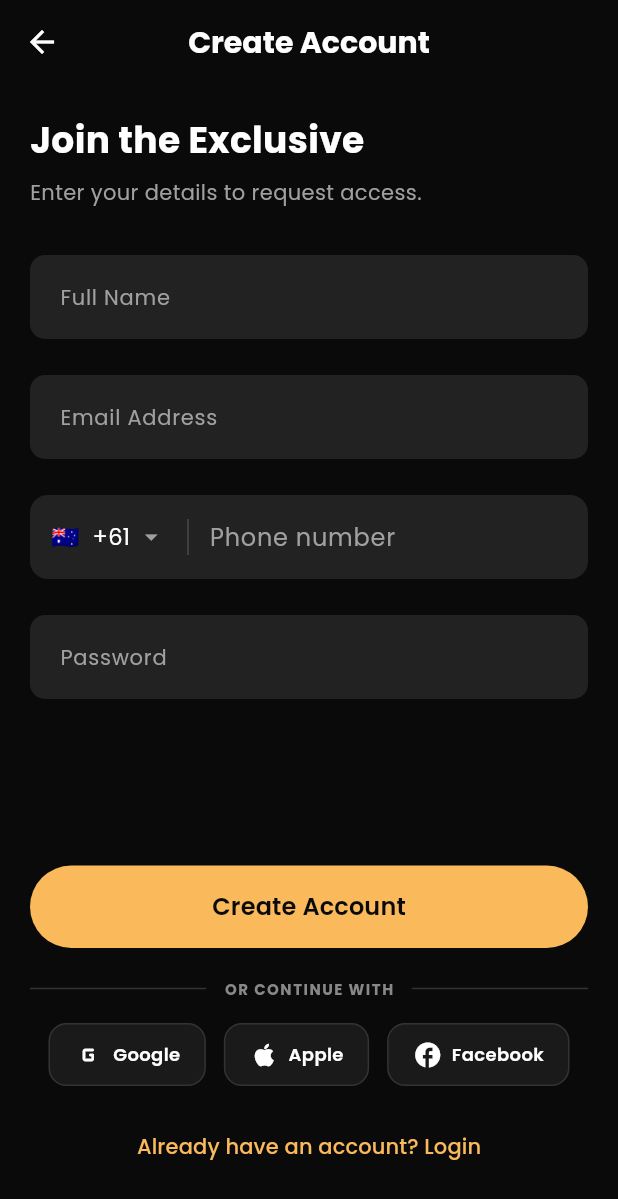
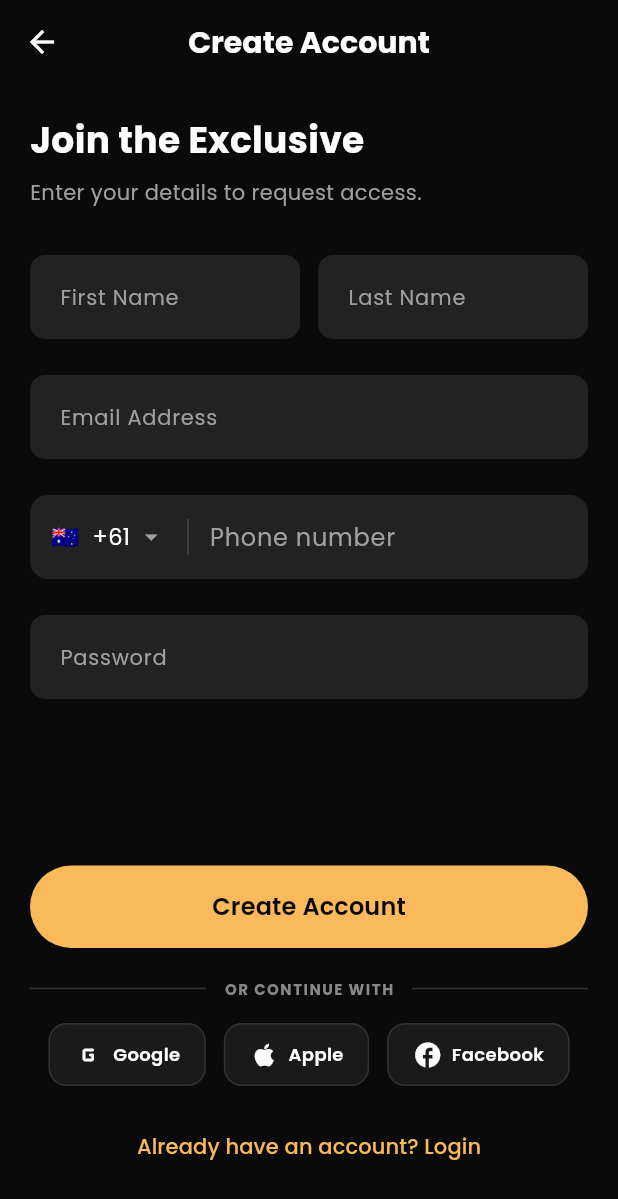
Before and after one commit to Shanny-dot/rrc_app, a Flutter app: the QuickSignUpScreen screen opened directly, on a phone screen of 412 x 824 dp. Shown: the top 1199 px of the screen. Run offline on Flutter 3.47's test engine with Material 3 defaults, Android fonts, the light colour scheme and no system bars; our stand-ins replace cached_network_image, flutter_contacts, flutter_secure_storage, google_fonts, google_sign_in, sign_in_with_apple; missing offline and left inert: flutter_facebook_auth, mobile_scanner; accounts and stored records are empty.

Commit message:
fix: split QuickSignUpScreen Full Name into First Name + Last Name (no middle name)

```diff
--- a/lib/screens/auth_flow.dart
+++ b/lib/screens/auth_flow.dart
@@ -124,7 +124,8 @@ class QuickSignUpScreen extends StatefulWidget {
 }
 
 class _QuickSignUpScreenState extends State<QuickSignUpScreen> {
-  final _nameController = TextEditingController();
+  final _firstNameController = TextEditingController();
+  final _lastNameController = TextEditingController();
   final _emailController = TextEditingController();
   final _mobileController = TextEditingController();
   final _passwordController = TextEditingController();
@@ -145,7 +146,8 @@ class _QuickSignUpScreenState extends State<QuickSignUpScreen> {
 
   @override
   void dispose() {
-    _nameController.dispose();
+    _firstNameController.dispose();
+    _lastNameController.dispose();
     _emailController.dispose();
     _mobileController.dispose();
     _passwordController.dispose();
@@ -153,7 +155,10 @@ class _QuickSignUpScreenState extends State<QuickSignUpScreen> {
   }
 
   Future<void> _handleSignup() async {
-    if (_nameController.text.isEmpty || _emailController.text.isEmpty || _mobileController.text.isEmpty) {
+    if (_firstNameController.text.trim().isEmpty ||
+        _lastNameController.text.trim().isEmpty ||
+        _emailController.text.isEmpty ||
+        _mobileController.text.isEmpty) {
       ScaffoldMessenger.of(context).showSnackBar(
         const SnackBar(content: Text('Please fill all fields')),
       );
@@ -162,9 +167,12 @@ class _QuickSignUpScreenState extends State<QuickSignUpScreen> {
 
     setState(() => _isLoading = true);
 
+    // Combine first + last name — no middle name
+    final fullName = '${_firstNameController.text.trim()} ${_lastNameController.text.trim()}';
+
     // Prepare demo data that satisfies the DB schema
     final payload = {
-      'full_name': _nameController.text.trim(),
+      'full_name': fullName,
       'email': _emailController.text.trim(),
       'mobile': _fullMobile,   // already E.164 — e.g. +61412345678
       'password': _passwordController.text.trim(),
@@ -319,7 +327,18 @@ class _QuickSignUpScreenState extends State<QuickSignUpScreen> {
               Text('Enter your details to request access.', style: AppTextStyles.bodyMedium),
               const SizedBox(height: 32),
 
-              DarkTextField(hint: 'Full Name', controller: _nameController),
+              // First Name + Last Name (side by side, no middle name)
+              Row(
+                children: [
+                  Expanded(
+                    child: DarkTextField(hint: 'First Name', controller: _firstNameController),
+                  ),
+                  const SizedBox(width: 12),
+                  Expanded(
+                    child: DarkTextField(hint: 'Last Name', controller: _lastNameController),
+                  ),
+                ],
+              ),
               const SizedBox(height: AppDimens.sectionGap),
               DarkTextField(hint: 'Email Address', keyboardType: TextInputType.emailAddress, controller: _emailController),
               const SizedBox(height: AppDimens.sectionGap),
```
